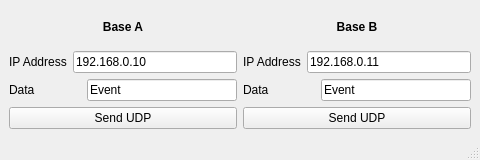
jomarin38/F3FChrono, file F3FChrono/gui/simulate_base.ui: the form before one commit.
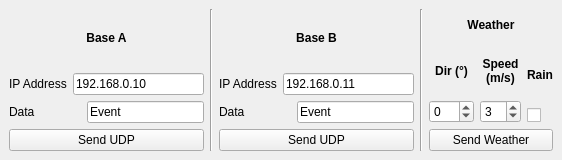
The form after the commit.

Commit message: adding weather simulation mode by udp message adding weather rules adding arduino I2C class first test

```diff
--- a/F3FChrono/gui/simulate_base.ui
+++ b/F3FChrono/gui/simulate_base.ui
@@ -6,7 +6,7 @@
    <rect>
     <x>0</x>
     <y>0</y>
-    <width>480</width>
+    <width>562</width>
     <height>160</height>
    </rect>
   </property>
@@ -21,7 +21,7 @@
   </property>
   <widget class="QWidget" name="centralwidget">
    <layout class="QGridLayout" name="gridLayout">
-    <item row="1" column="0">
+    <item row="1" column="1">
      <layout class="QHBoxLayout" name="horizontalLayout">
       <item>
        <layout class="QVBoxLayout" name="verticalLayout">
@@ -92,6 +92,13 @@
         </item>
        </layout>
       </item>
+      <item>
+       <widget class="Line" name="line">
+        <property name="orientation">
+         <enum>Qt::Vertical</enum>
+        </property>
+       </widget>
+      </item>
       <item>
        <layout class="QVBoxLayout" name="verticalLayout_2">
         <item>
@@ -161,11 +168,175 @@
         </item>
        </layout>
       </item>
+      <item>
+       <widget class="Line" name="line_2">
+        <property name="orientation">
+         <enum>Qt::Vertical</enum>
+        </property>
+       </widget>
+      </item>
+      <item>
+       <layout class="QVBoxLayout" name="verticalLayout_5">
+        <item>
+         <widget class="QLabel" name="label_9">
+          <property name="sizePolicy">
+           <sizepolicy hsizetype="Preferred" vsizetype="Preferred">
+            <horstretch>0</horstretch>
+            <verstretch>0</verstretch>
+           </sizepolicy>
+          </property>
+          <property name="minimumSize">
+           <size>
+            <width>0</width>
+            <height>0</height>
+           </size>
+          </property>
+          <property name="maximumSize">
+           <size>
+            <width>16777215</width>
+            <height>32</height>
+           </size>
+          </property>
+          <property name="font">
+           <font>
+            <weight>75</weight>
+            <bold>true</bold>
+           </font>
+          </property>
+          <property name="text">
+           <string>Weather</string>
+          </property>
+          <property name="alignment">
+           <set>Qt::AlignCenter</set>
+          </property>
+         </widget>
+        </item>
+        <item>
+         <layout class="QHBoxLayout" name="horizontalLayout_6">
+          <item>
+           <layout class="QVBoxLayout" name="verticalLayout_6">
+            <item>
+             <widget class="QLabel" name="label_7">
+              <property name="minimumSize">
+               <size>
+                <width>0</width>
+                <height>15</height>
+               </size>
+              </property>
+              <property name="font">
+               <font>
+                <weight>75</weight>
+                <bold>true</bold>
+               </font>
+              </property>
+              <property name="text">
+               <string>Dir (°)</string>
+              </property>
+              <property name="alignment">
+               <set>Qt::AlignCenter</set>
+              </property>
+             </widget>
+            </item>
+            <item>
+             <widget class="QSpinBox" name="wind_dir">
+              <property name="enabled">
+               <bool>true</bool>
+              </property>
+              <property name="minimum">
+               <number>-90</number>
+              </property>
+              <property name="maximum">
+               <number>90</number>
+              </property>
+             </widget>
+            </item>
+           </layout>
+          </item>
+          <item>
+           <layout class="QVBoxLayout" name="verticalLayout_4">
+            <item>
+             <widget class="QLabel" name="label_8">
+              <property name="minimumSize">
+               <size>
+                <width>0</width>
+                <height>15</height>
+               </size>
+              </property>
+              <property name="maximumSize">
+               <size>
+                <width>16777215</width>
+                <height>16777215</height>
+               </size>
+              </property>
+              <property name="font">
+               <font>
+                <weight>75</weight>
+                <bold>true</bold>
+               </font>
+              </property>
+              <property name="text">
+               <string>Speed
+(m/s)</string>
+              </property>
+              <property name="alignment">
+               <set>Qt::AlignCenter</set>
+              </property>
+             </widget>
+            </item>
+            <item>
+             <widget class="QSpinBox" name="wind_speed">
+              <property name="maximum">
+               <number>30</number>
+              </property>
+              <property name="value">
+               <number>3</number>
+              </property>
+             </widget>
+            </item>
+           </layout>
+          </item>
+          <item>
+           <layout class="QVBoxLayout" name="verticalLayout_3">
+            <item>
+             <widget class="QLabel" name="label_10">
+              <property name="font">
+               <font>
+                <weight>75</weight>
+                <bold>true</bold>
+               </font>
+              </property>
+              <property name="text">
+               <string>Rain</string>
+              </property>
+              <property name="alignment">
+               <set>Qt::AlignCenter</set>
+              </property>
+             </widget>
+            </item>
+            <item>
+             <widget class="QCheckBox" name="rain">
+              <property name="text">
+               <string/>
+              </property>
+             </widget>
+            </item>
+           </layout>
+          </item>
+         </layout>
+        </item>
+        <item>
+         <widget class="QPushButton" name="btn_send_wind">
+          <property name="text">
+           <string>Send Weather</string>
+          </property>
+         </widget>
+        </item>
+       </layout>
+      </item>
      </layout>
     </item>
    </layout>
   </widget>
-  <widget class="QStatusBar" name="statusbar"/>
  </widget>
  <resources/>
  <connections/>
```
The commit also changes 8 other files.
